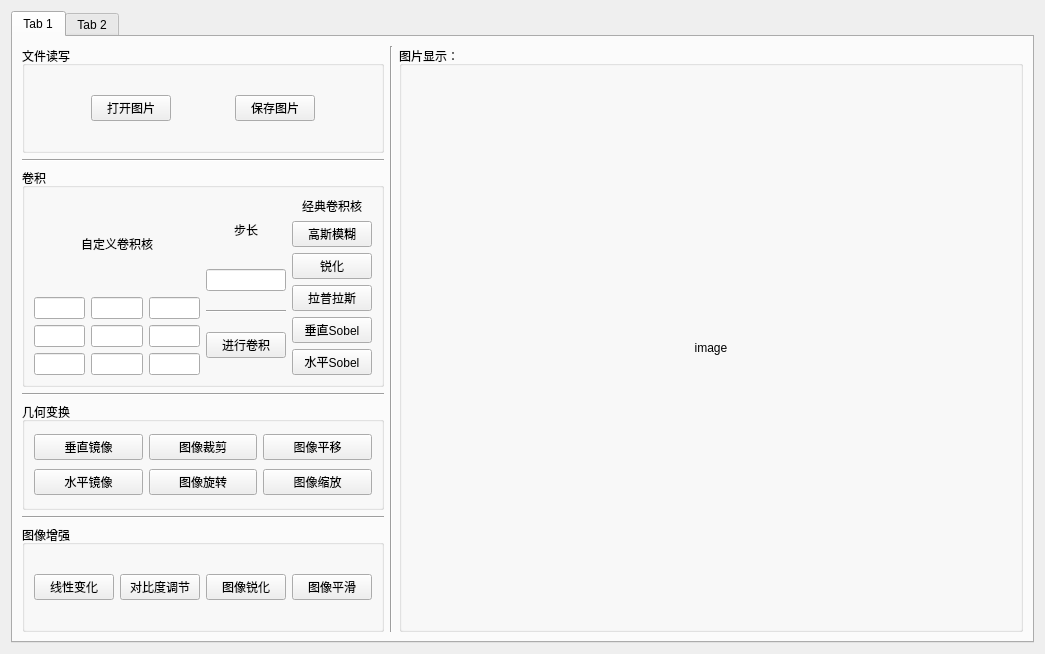
Qt form main.ui (GongZikang/image_processing_demo) before a commit.
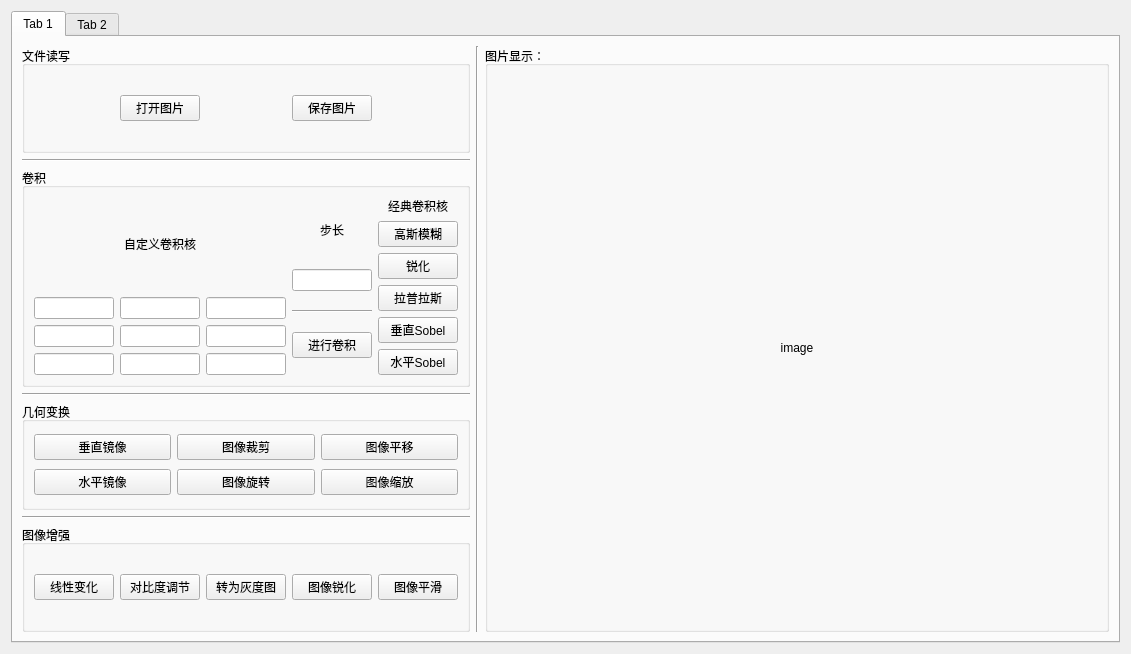
The same form after that commit.

Commit message: 整合转化灰度图与图像锐化

```diff
--- a/main.ui
+++ b/main.ui
@@ -401,7 +401,14 @@
                  </widget>
                 </item>
                 <item>
-                 <widget class="QPushButton" name="pushButton_3">
+                 <widget class="QPushButton" name="b_convert_to_gray">
+                  <property name="text">
+                   <string>转为灰度图</string>
+                  </property>
+                 </widget>
+                </item>
+                <item>
+                 <widget class="QPushButton" name="b_sharpen">
                   <property name="text">
                    <string>图像锐化</string>
                   </property>
```
The commit also changes 1 other file.
